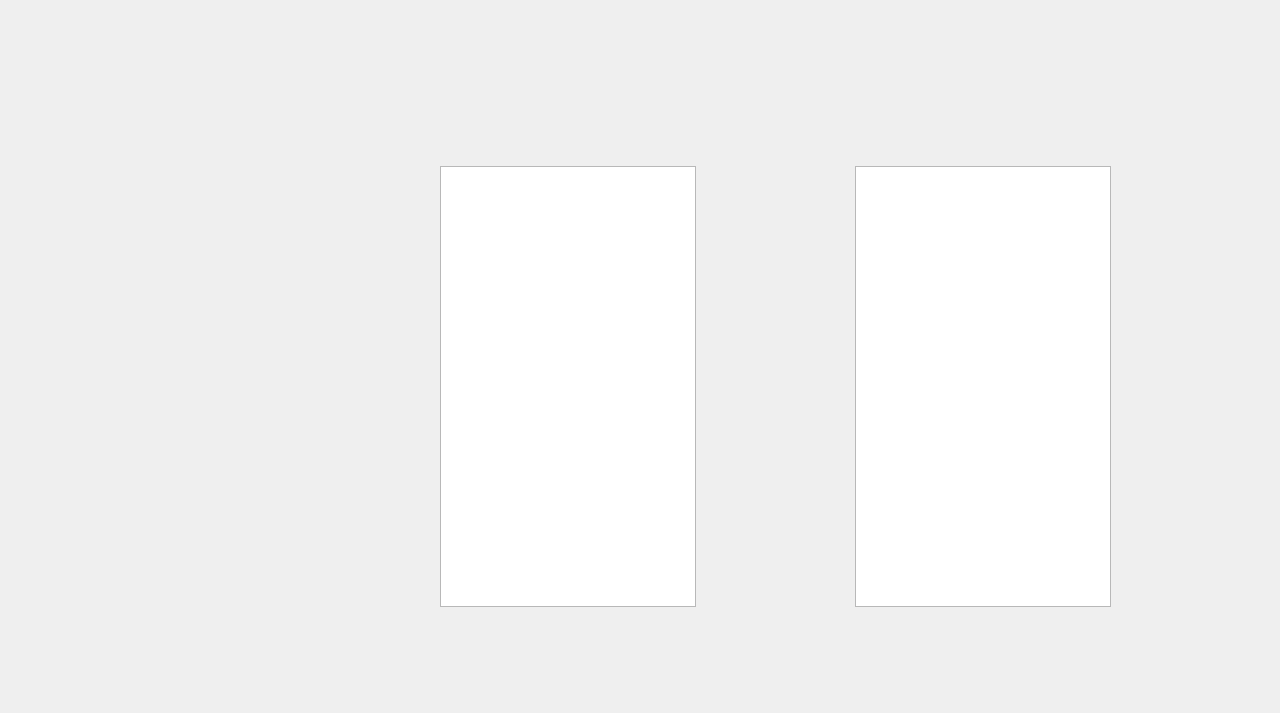
Qt form src/client/userlistwidget.ui (Connor1996/Pokemon) before a commit.
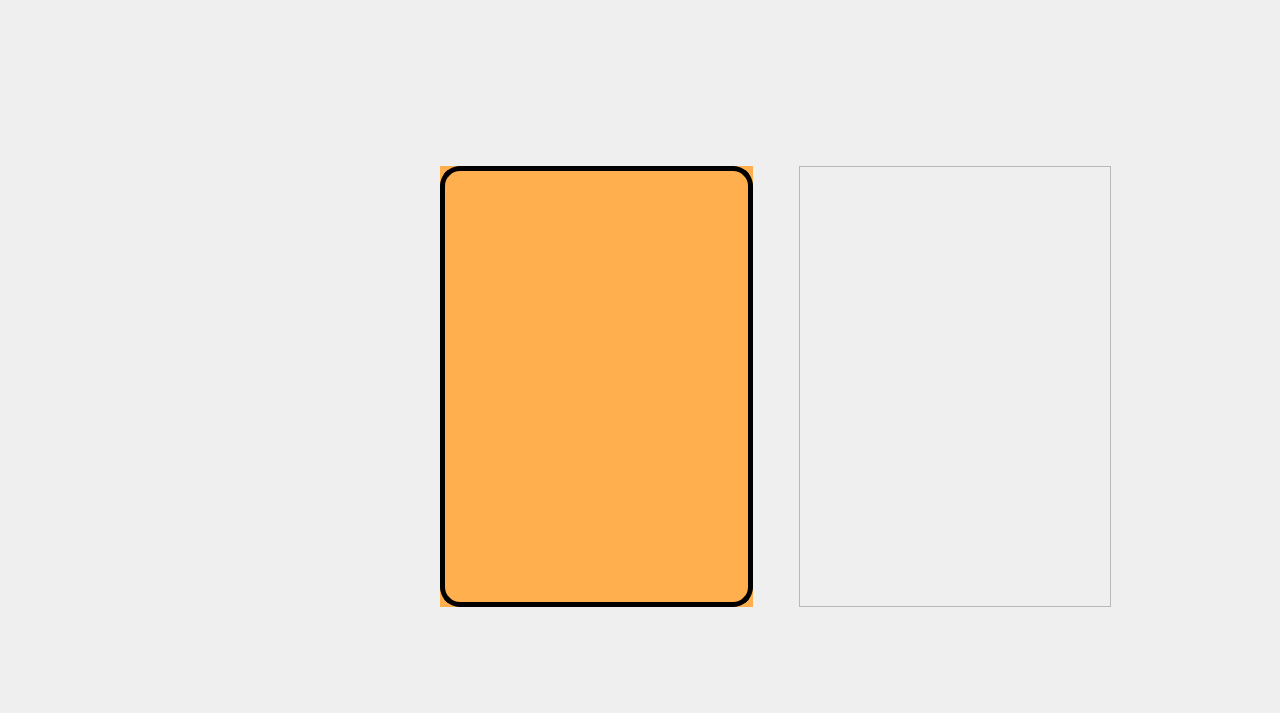
The same form after that commit. Icons and pictures are not drawn.

Patch:
```diff
--- a/src/client/userlistwidget.ui
+++ b/src/client/userlistwidget.ui
@@ -43,13 +43,46 @@
    </property>
    <layout class="QHBoxLayout" name="horizontalLayout">
     <item>
-     <widget class="QColumnView" name="columnView"/>
+     <widget class="QScrollArea" name="scrollArea">
+      <property name="styleSheet">
+       <string notr="true">
+border:0px;
+background-color: rgb(255, 175, 77);
+</string>
+      </property>
+      <property name="widgetResizable">
+       <bool>true</bool>
+      </property>
+      <widget class="QWidget" name="userListWidget">
+       <property name="geometry">
+        <rect>
+         <x>0</x>
+         <y>0</y>
+         <width>308</width>
+         <height>439</height>
+        </rect>
+       </property>
+       <property name="contextMenuPolicy">
+        <enum>Qt::NoContextMenu</enum>
+       </property>
+       <property name="styleSheet">
+        <string notr="true">#userListWidget{
+background-color: rgb(255, 175, 77);
+border: 5px solid rgb(0,0,0);
+border-radius : 20px;
+}</string>
+       </property>
+      </widget>
+     </widget>
     </item>
     <item>
      <spacer name="horizontalSpacer">
       <property name="orientation">
        <enum>Qt::Horizontal</enum>
       </property>
+      <property name="sizeType">
+       <enum>QSizePolicy::Fixed</enum>
+      </property>
       <property name="sizeHint" stdset="0">
        <size>
         <width>40</width>
@@ -59,7 +92,22 @@
      </spacer>
     </item>
     <item>
-     <widget class="QListWidget" name="onlineListWidget"/>
+     <widget class="QScrollArea" name="scrollArea_2">
+      <property name="widgetResizable">
+       <bool>true</bool>
+      </property>
+      <widget class="QWidget" name="scrollAreaWidgetContents">
+       <property name="geometry">
+        <rect>
+         <x>0</x>
+         <y>0</y>
+         <width>305</width>
+         <height>437</height>
+        </rect>
+       </property>
+       <zorder>scrollArea</zorder>
+      </widget>
+     </widget>
     </item>
    </layout>
   </widget>
```
Left out of the diff: 11 changed lines with no effect on the pictures.
